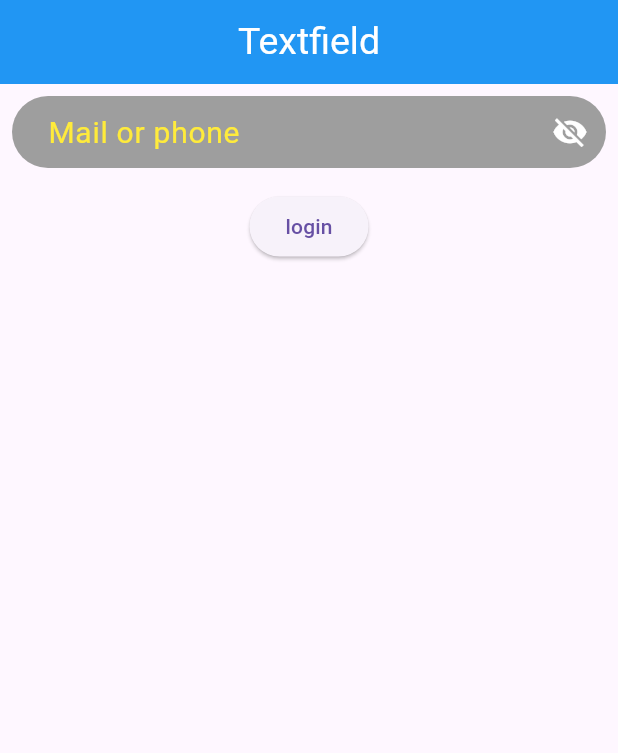
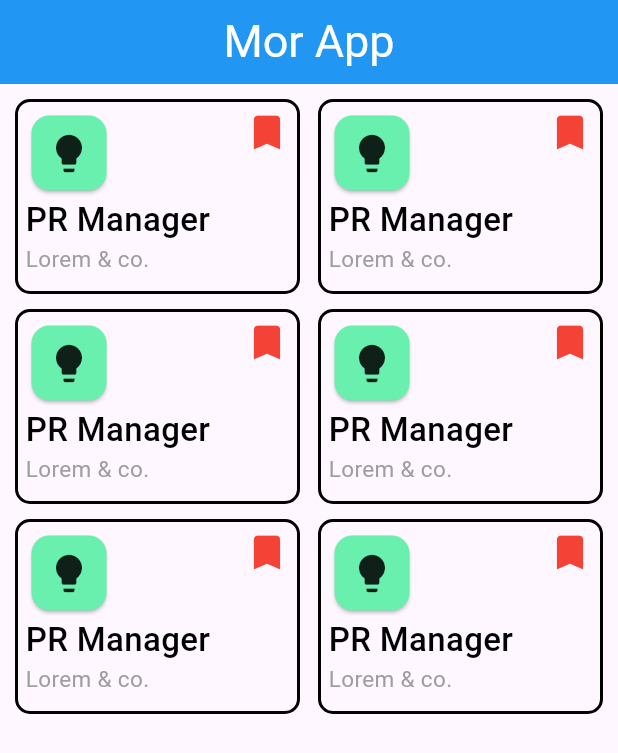
Before and after one commit to niceislam/practise, a Flutter app: the screen it shows after launch, on a phone screen of 412 x 824 dp. Shown: the top 753 px of the screen. Run offline on Flutter 3.47's test engine with Material 3 defaults, Android fonts, the light colour scheme and no system bars.

Commit message:
add new screen

```diff
--- a/lib/main.dart
+++ b/lib/main.dart
@@ -1,5 +1,6 @@
 import 'package:flutter/cupertino.dart';
 import 'package:flutter/material.dart';
+import 'package:new_app10/practice/new_screen.dart';
 import 'package:new_app10/practice/textfield.dart';
 
 import 'my_app/chip_practice.dart';
@@ -17,7 +18,7 @@ class MyApp extends StatelessWidget {
   Widget build(BuildContext context) {
     return MaterialApp(
       debugShowCheckedModeBanner: false,
-      home: Textfielddata(),
+      home: MorAppScreen(),
     );
   }
 }
--- /dev/null
+++ b/lib/practice/new_screen.dart
@@ -0,0 +1,119 @@
+import 'package:flutter/material.dart';
+
+class MorAppScreen extends StatefulWidget {
+  const MorAppScreen({super.key});
+
+  @override
+  State<MorAppScreen> createState() => _MorAppScreenState();
+}
+
+class _MorAppScreenState extends State<MorAppScreen> {
+  bool iconOn = true;
+  @override
+  Widget build(BuildContext context) {
+    return Scaffold(
+      appBar: AppBar(
+        backgroundColor: Colors.blue,
+        centerTitle: true,
+        title: Text(
+          "Mor App",
+          style: TextStyle(color: Colors.white, fontSize: 30),
+        ),
+      ),
+      body: Padding(
+        padding: const EdgeInsets.all(10.0),
+        child: Column(
+          spacing: 10,
+          crossAxisAlignment: CrossAxisAlignment.center,
+          children: [
+            Row(
+              mainAxisAlignment: MainAxisAlignment.spaceBetween,
+              children: [
+                _buildContainer(),
+                _buildContainer(),
+
+              ],
+            ),
+            Row(
+              mainAxisAlignment: MainAxisAlignment.spaceBetween,
+              children: [
+                _buildContainer(),
+                _buildContainer(),
+
+              ],
+            ),
+            Row(
+              mainAxisAlignment: MainAxisAlignment.spaceBetween,
+              children: [
+                _buildContainer(),
+                _buildContainer(),
+
+              ],
+            ),
+          ],
+        ),
+      ),
+    );
+  }
+
+  Container _buildContainer() {
+    return Container(
+      height: 130,
+      width: 190,
+      decoration: BoxDecoration(
+        borderRadius: BorderRadius.circular(10),
+        border: Border.all(color: Colors.black, width: 2),
+      ),
+      child: Padding(
+        padding: const EdgeInsets.all(5.0),
+        child: Column(
+          crossAxisAlignment: CrossAxisAlignment.start,
+          children: [
+            Row(
+              mainAxisAlignment: MainAxisAlignment.spaceBetween,
+              crossAxisAlignment: CrossAxisAlignment.start,
+              children: [
+                Card(
+                  color: Colors.greenAccent,
+                  child: SizedBox(
+                    height: 50,
+                    width: 50,
+                    child: Center(child: Icon(Icons.lightbulb, size: 30)),
+                  ),
+                ),
+                InkWell(
+                  onTap: () {
+                    setState(() {
+                      iconOn = !iconOn;
+                    });
+                  },
+                  child:
+                      iconOn == true
+                          ? Icon(Icons.bookmark, color: Colors.red, size: 30)
+                          : Icon(
+                            Icons.bookmark_outline,
+                            size: 30,
+                            color: Colors.red,
+                          ),
+                ),
+              ],
+            ),
+            Text(
+              "PR Manager",
+              style: TextStyle(
+                color: Colors.black,
+                fontSize: 22,
+                fontWeight: FontWeight.w500,
+              ),
+            ),
+            //SizedBox(height: 5,),
+            Text(
+              "Lorem & co.",
+              style: TextStyle(color: Colors.grey, fontSize: 15),
+            ),
+          ],
+        ),
+      ),
+    );
+  }
+}
```
